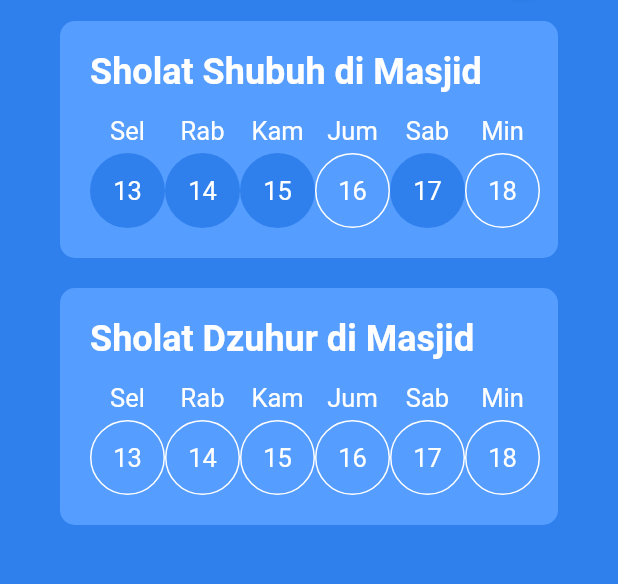
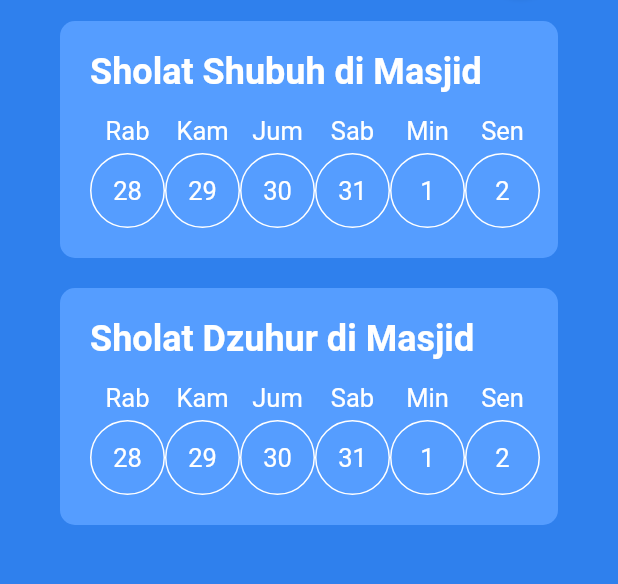
Before and after one commit to dihak/flutter-istiqomah, a Flutter app: the Home screen opened by its route, on a phone screen of 412 x 824 dp, the part 159-743 px from its top. Run offline on Flutter 3.47's test engine with Material 2 defaults, Android fonts, the phone set to English and light mode, and no system bars; Roboto replaces fonts that are missing (ProductSans).

Commit message:
Homepage Checklist - Show last 6 days

```diff
--- a/lib/models/habit.dart
+++ b/lib/models/habit.dart
@@ -19,7 +19,7 @@ class Habit {
 class HabitModel extends ChangeNotifier {
   /// Internal, private state of the cart.
   final List<Habit> _items = [
-    Habit(id: 1, name: 'Sholat Shubuh di Masjid', data: [13, 14, 15, 17]),
+    Habit(id: 1, name: 'Sholat Shubuh di Masjid', data: []),
     Habit(id: 2, name: 'Sholat Dzuhur di Masjid', data: []),
   ];
 
--- a/lib/widgets/habits/item/item.dart
+++ b/lib/widgets/habits/item/item.dart
@@ -61,16 +61,24 @@ class _HabitItemState extends State<HabitItem> {
   }
 
   Widget _checklist() {
+    final List<HabitDate> dateList = [];
+    final DateTime currentDate = new DateTime.now();
+
+    for (var i = 5; i >= 0; i--) {
+      var date = currentDate.subtract(Duration(days: i));
+      var dateString = date.toString().substring(0, 10);
+      dateList.add(
+        HabitDate(
+          date: dateString,
+          isChecked: widget.data?.indexOf(i) != -1,
+          onChange: () => widget.toggleDate(i),
+        ),
+      );
+    }
+
     return Row(
       mainAxisAlignment: MainAxisAlignment.spaceBetween,
-      children: [
-        for (var i = 13; i < 19; i++)
-          HabitDate(
-            date: ('2020-10-' + i.toString()),
-            isChecked: widget.data?.indexOf(i) != -1,
-            onChange: () => widget.toggleDate(i),
-          )
-      ],
+      children: dateList,
     );
   }
 }
```
